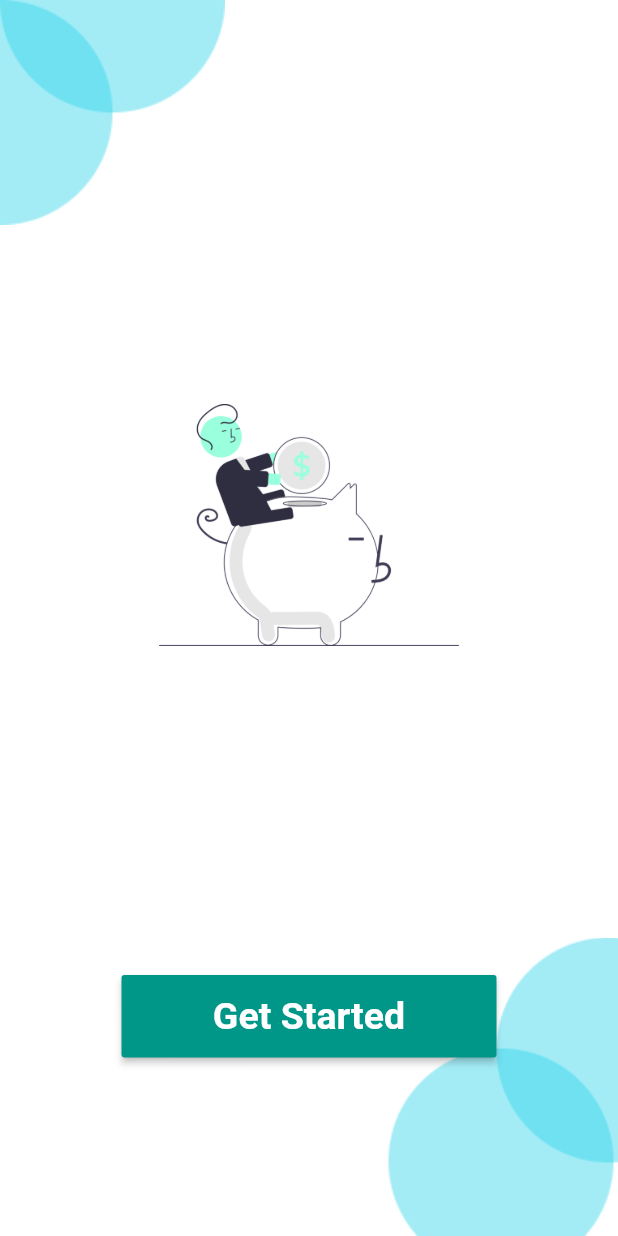
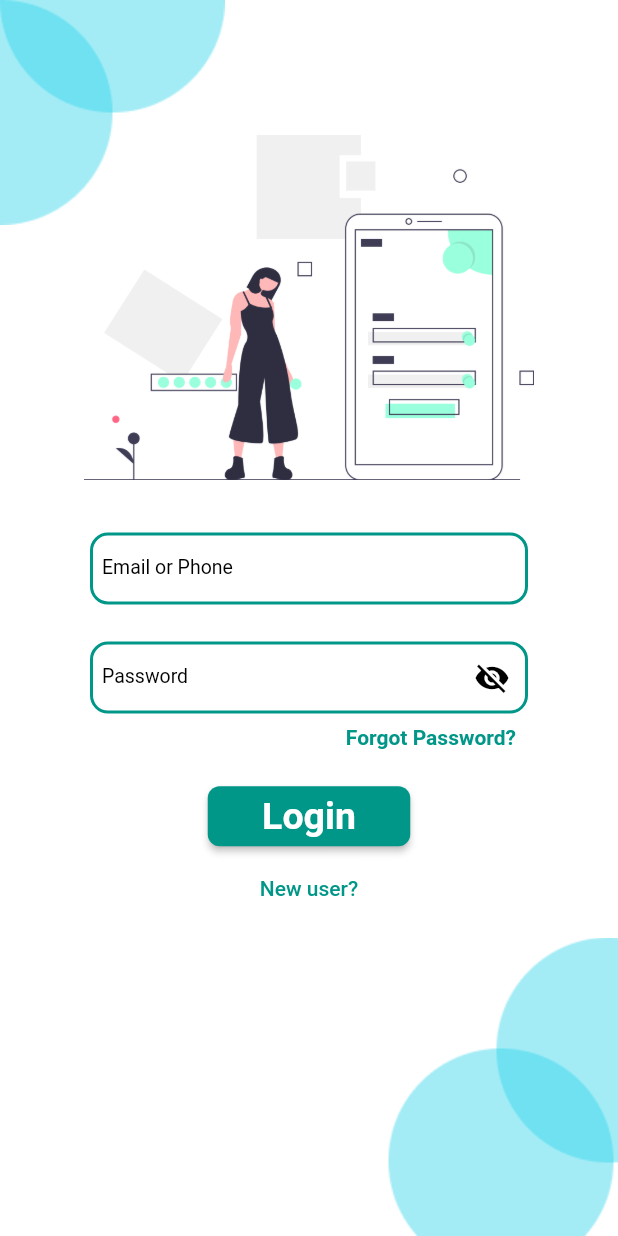
Before and after one commit to GeethKuldeep/lendigi, a Flutter app: the screen it shows after launch, after a tap on "Get Started", on a phone screen of 412 x 824 dp. Run offline on Flutter 3.47's test engine with Material 2 defaults, Android fonts, the phone set to English and light mode, and no system bars.

Commit message:
Loginpage added

```diff
--- /dev/null
+++ b/lib/loginpage.dart
@@ -0,0 +1,220 @@
+import 'package:flutter/material.dart';
+import 'package:flutter/services.dart';
+
+class Loginpage extends StatefulWidget {
+  @override
+  _LoginpageState createState() => _LoginpageState();
+}
+
+class _LoginpageState extends State<Loginpage> {
+  var _formkey = GlobalKey<FormState>();
+  final TextEditingController _emailController = TextEditingController();
+  final TextEditingController _passwordController = TextEditingController();
+  final FocusNode _emailFocusNode = FocusNode();
+  final FocusNode _password1FocusNode = FocusNode();
+  String get _email => _emailController.text;
+  String get _password => _passwordController.text;
+  bool _passwordVisible;
+  final snackBar = SnackBar(content: Text('Email is already registered'));
+  String hello;
+  int please;
+
+  @override
+  void initState() {
+    _passwordVisible = false;
+  }
+
+  void _emailEditingComplete() {
+    FocusScope.of(context).requestFocus(_password1FocusNode);
+  }
+
+  @override
+  Widget build(BuildContext context) {
+    return Container(
+        decoration: BoxDecoration(
+            color: Colors.white,
+            image: DecorationImage(
+                image: AssetImage("assets/Group 3.png"), alignment: Alignment.bottomRight),
+        ),
+        child: Scaffold(
+          backgroundColor: Colors.transparent,
+          body: DecoratedBox(
+            position: DecorationPosition.background,
+            decoration: BoxDecoration(
+              image: DecorationImage(
+                  image: AssetImage('assets/Group2.png'),
+                  alignment: Alignment.topLeft),
+            ),
+            child: SingleChildScrollView(
+              child: Column(
+                children: [
+                  SizedBox(height: 55,),
+                  SizedBox(
+                    child: Image.asset('assets/2.png'),
+                    height: 300,
+                    width: 300,
+                  ),
+                  Padding(
+                    padding: const EdgeInsets.only(left:60.0,right:60.0),
+                    child: Form(
+                      key: _formkey,
+                      child: Column(
+                        crossAxisAlignment: CrossAxisAlignment.center,
+                        mainAxisSize: MainAxisSize.min,
+                        children: [
+                          TextFormField(
+                            style: TextStyle(color: Colors.black),
+                            cursorColor: Colors.teal,
+                            key: ValueKey("email"),
+                            validator: (value) {
+                              if (value.isEmpty || !value.contains('@')) {
+                                return 'Please enter a valid email';
+                              }
+                              return null;
+                            },
+                            controller: _emailController,
+                            focusNode: _emailFocusNode,
+                            decoration: InputDecoration(
+                              labelStyle: TextStyle(color: Colors.black, fontSize: 13),
+                              contentPadding: const EdgeInsets.all(8.0),
+                              errorBorder: new OutlineInputBorder(
+                                borderSide: new BorderSide(
+                                  color: Colors.teal,
+                                  width: 2.0,
+                                ),
+                                borderRadius: BorderRadius.circular(12.0),
+                              ),
+                              focusedBorder: OutlineInputBorder(
+                                borderSide: BorderSide(
+                                  color: Colors.teal,
+                                  width: 2.0,
+                                ),
+                                borderRadius: BorderRadius.circular(12.0),
+                              ),
+                              enabledBorder: OutlineInputBorder(
+                                borderSide: BorderSide(
+                                  color: Colors.teal,
+                                  width: 2.0,
+                                ),
+                                borderRadius: BorderRadius.circular(12.0),
+                              ),
+                              labelText: 'Email or Phone',
+                              errorStyle: TextStyle(
+                                color: Colors.red,
+                              ),
+                            ),
+                            autocorrect: false,
+                            keyboardType: TextInputType.emailAddress,
+                            textInputAction: TextInputAction.next,
+                            onEditingComplete: _emailEditingComplete,
+                          ),
+                          SizedBox(
+                            height: MediaQuery.of(context).size.height * 0.030,
+                          ),
+                          TextFormField(
+                            style: TextStyle(color: Colors.black),
+                            cursorColor: Colors.teal,
+                            key: ValueKey("password1"),
+                            validator: (value) {
+                              if (value.isEmpty || value.length < 7) {
+                                return 'Please enter atleast 7 characters';
+                              }
+                              return null;
+                            },
+                            decoration: InputDecoration(
+                              errorBorder: new OutlineInputBorder(
+                                borderSide: new BorderSide(
+                                  color: Colors.teal,
+                                  width: 2.0,
+                                ),
+                                borderRadius: BorderRadius.circular(12.0),
+                              ),
+                              labelStyle: TextStyle(color: Colors.black, fontSize: 13),
+                              contentPadding: const EdgeInsets.all(8.0),
+                              focusedBorder: OutlineInputBorder(
+                                borderSide: BorderSide(
+                                  color: Colors.teal,
+                                  width: 2.0,
+                                ),
+                                borderRadius: BorderRadius.circular(12.0),
+                              ),
+                              enabledBorder: OutlineInputBorder(
+                                borderSide: BorderSide(
+                                  color: Colors.teal,
+                                  width: 2.0,
+                                ),
+                                borderRadius: BorderRadius.circular(12.0),
+                              ),
+                              labelText: 'Password',
+                              errorStyle: TextStyle(
+                                color: Colors.red,
+                              ),
+                              suffixIcon: IconButton(
+                                icon: Icon(
+                                  // Based on passwordVisible state choose the icon
+                                  _passwordVisible
+                                      ? Icons.visibility
+                                      : Icons.visibility_off,
+                                  color: Colors.black,
+                                ),
+                                onPressed: () {
+                                  // Update the state i.e. toogle the state of passwordVisible variable
+                                  setState(() {
+                                    _passwordVisible = !_passwordVisible;
+                                  });
+                                },
+                              ),
+                            ),
+                            controller: _passwordController,
+                            focusNode: _password1FocusNode,
+                            textInputAction: TextInputAction.done,
+                            obscureText: !_passwordVisible,
+                          ),
+                          Padding(
+                            padding: const EdgeInsets.all(8.0),
+                            child: Row(
+                              mainAxisAlignment: MainAxisAlignment.end,
+                              children: [
+                                Text('Forgot Password?',style: TextStyle(color: Colors.teal, fontWeight: FontWeight.bold),)
+                              ],
+                            ),
+                          ),
+                          SizedBox(
+                            height: MediaQuery.of(context).size.height * 0.02,
+                          ),
+                          SizedBox(
+                            width: 135,
+                            height: 40,
+                            child: RaisedButton(
+                                shape: RoundedRectangleBorder(
+                                    borderRadius: BorderRadius.circular(8.0),
+                                ),
+                              color: Colors.teal,
+                                child: Text('Login',style: TextStyle(color: Colors.white, fontWeight: FontWeight.bold,fontSize: 25),),
+                                onPressed: () {
+                                  if (_formkey.currentState.validate() == true) {}
+                                }),
+                          ),
+                          SizedBox(
+                            height: MediaQuery.of(context).size.height * 0.005 ,
+                          ),
+                          FlatButton(
+                            child: Text(
+                              'New user?',
+                              style: TextStyle(color: Colors.teal),
+                            ),
+                            onPressed: () {},
+                          ),
+                        ],
+                      ),
+                    ),
+                  ),
+                ],
+              ),
+            ),
+          ),
+        ),
+
+    );
+  }
+}
--- a/lib/main.dart
+++ b/lib/main.dart
@@ -1,4 +1,5 @@
 import 'package:flutter/material.dart';
+import 'package:lendigi/loginpage.dart';
 
 void main() {
   runApp(MyApp());
@@ -9,7 +10,8 @@ class MyApp extends StatelessWidget {
   Widget build(BuildContext context) {
     return MaterialApp(
       debugShowCheckedModeBanner: false,
-      home: Container(
+      home: Builder(
+          builder: (context) => Container(
           decoration: BoxDecoration(
             color: Colors.white,
               image: DecorationImage(
@@ -39,7 +41,9 @@ class MyApp extends StatelessWidget {
                 height: 55,
                 width: 250,
                 child: RaisedButton(
-                onPressed: () {},
+                  onPressed: () {
+                   Navigator.pushReplacement(context, MaterialPageRoute(builder: (BuildContext context) => Loginpage()));
+                  },
                   child: Text(
                     'Get Started',
                     style: TextStyle(
@@ -50,16 +54,8 @@ class MyApp extends StatelessWidget {
                   color: Colors.teal,
                 ),
               ),
-            /*Row(
-              crossAxisAlignment: CrossAxisAlignment.start,
-              children: [
-                Image.asset("assets/Group 3.png"),
-              ],
-            ),*/
-
-
-            //Image.asset(name),
             ]),
+          ),
         ),
       ),
     );
```
Also changed, not shown: assets/2.png (added). Lines whose indentation alone changed are shown as unchanged.
